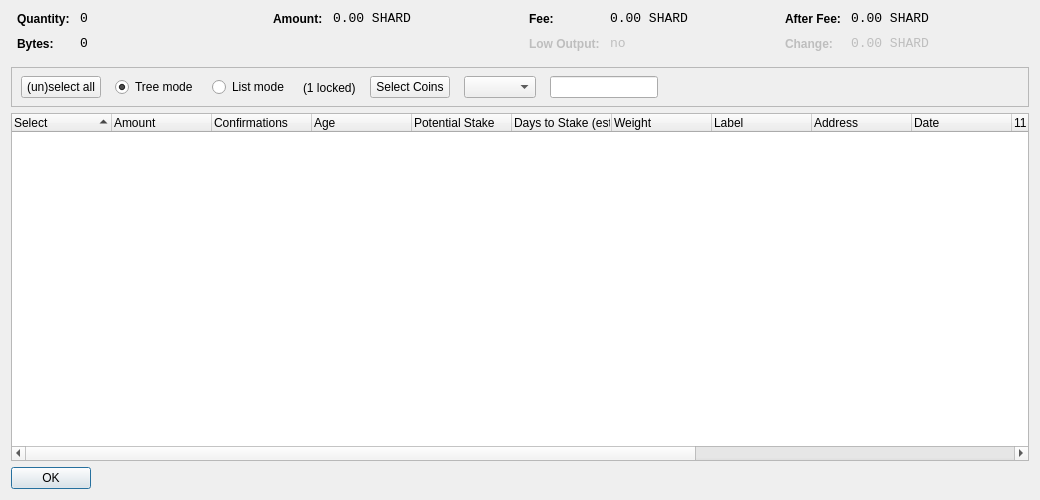
ShardcoinRepo/shard, file src/qt/forms/coincontroldialog.ui: the form before one commit.
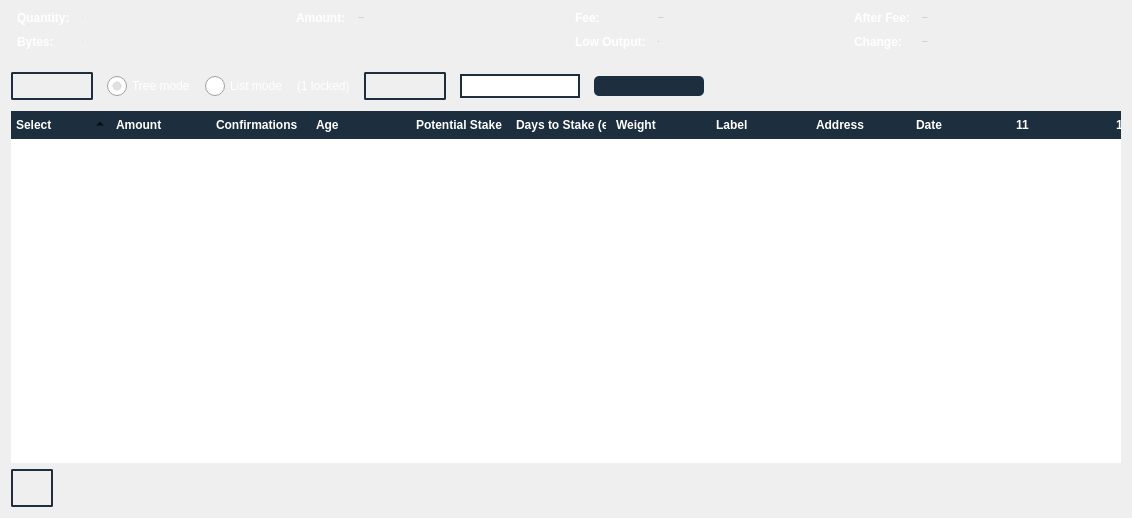
The form after the commit. Icons and pictures are not drawn. Custom widgets are drawn as their Qt base class.

Diff of the .ui file:
```diff
--- a/src/qt/forms/coincontroldialog.ui
+++ b/src/qt/forms/coincontroldialog.ui
@@ -6,13 +6,16 @@
    <rect>
     <x>0</x>
     <y>0</y>
-    <width>1040</width>
-    <height>500</height>
+    <width>1132</width>
+    <height>518</height>
    </rect>
   </property>
   <property name="windowTitle">
    <string>Coin Control</string>
   </property>
+  <property name="styleSheet">
+   <string notr="true">background:'#102537';</string>
+  </property>
   <layout class="QVBoxLayout" name="verticalLayout">
    <item>
     <layout class="QHBoxLayout" name="horizontalLayoutTop" stretch="0,0,0,0">
@@ -39,7 +42,7 @@
        <item row="0" column="0">
         <widget class="QLabel" name="labelCoinControlQuantityText">
          <property name="styleSheet">
-          <string notr="true">font-weight:bold;</string>
+          <string notr="true">font-weight:bold;color:white;</string>
          </property>
          <property name="text">
           <string>Quantity:</string>
@@ -50,8 +53,11 @@
         <widget class="QLabel" name="labelCoinControlQuantity">
          <property name="font">
           <font>
-           <family>Monospace</family>
-           <pointsize>10</pointsize>
+           <family>Ubuntu</family>
+           <pointsize>-1</pointsize>
+           <weight>50</weight>
+           <italic>false</italic>
+           <bold>false</bold>
           </font>
          </property>
          <property name="cursor">
@@ -60,6 +66,9 @@
          <property name="contextMenuPolicy">
           <enum>Qt::ActionsContextMenu</enum>
          </property>
+         <property name="styleSheet">
+          <string notr="true">color:#72909e;font:12px 'Ubuntu';padding:2px</string>
+         </property>
          <property name="text">
           <string notr="true">0</string>
          </property>
@@ -71,7 +80,7 @@
        <item row="1" column="0">
         <widget class="QLabel" name="labelCoinControlBytesText">
          <property name="styleSheet">
-          <string notr="true">font-weight:bold;</string>
+          <string notr="true">font-weight:bold;color:white;</string>
          </property>
          <property name="text">
           <string>Bytes:</string>
@@ -82,8 +91,11 @@
         <widget class="QLabel" name="labelCoinControlBytes">
          <property name="font">
           <font>
-           <family>Monospace</family>
-           <pointsize>10</pointsize>
+           <family>Ubuntu</family>
+           <pointsize>-1</pointsize>
+           <weight>50</weight>
+           <italic>false</italic>
+           <bold>false</bold>
           </font>
          </property>
          <property name="cursor">
@@ -92,6 +104,9 @@
          <property name="contextMenuPolicy">
           <enum>Qt::ActionsContextMenu</enum>
          </property>
+         <property name="styleSheet">
+          <string notr="true">color:#72909e;font:12px 'Ubuntu';padding:2px</string>
+         </property>
          <property name="text">
           <string notr="true">0</string>
          </property>
@@ -119,7 +134,7 @@
        <item row="0" column="0">
         <widget class="QLabel" name="labelCoinControlAmountText">
          <property name="styleSheet">
-          <string notr="true">font-weight:bold;</string>
+          <string notr="true">font-weight:bold;color:white;</string>
          </property>
          <property name="text">
           <string>Amount:</string>
@@ -130,8 +145,11 @@
         <widget class="QLabel" name="labelCoinControlAmount">
          <property name="font">
           <font>
-           <family>Monospace</family>
-           <pointsize>10</pointsize>
+           <family>Ubuntu</family>
+           <pointsize>-1</pointsize>
+           <weight>50</weight>
+           <italic>false</italic>
+           <bold>false</bold>
           </font>
          </property>
          <property name="cursor">
@@ -140,6 +158,9 @@
          <property name="contextMenuPolicy">
           <enum>Qt::ActionsContextMenu</enum>
          </property>
+         <property name="styleSheet">
+          <string notr="true">color:#72909e;font:12px 'Ubuntu';padding:2px</string>
+         </property>
          <property name="text">
           <string notr="true">0.00 SHARD</string>
          </property>
@@ -167,7 +188,7 @@
        <item row="0" column="0">
         <widget class="QLabel" name="labelCoinControlFeeText">
          <property name="styleSheet">
-          <string notr="true">font-weight:bold;</string>
+          <string notr="true">font-weight:bold;color:white;</string>
          </property>
          <property name="text">
           <string>Fee:</string>
@@ -178,8 +199,11 @@
         <widget class="QLabel" name="labelCoinControlFee">
          <property name="font">
           <font>
-           <family>Monospace</family>
-           <pointsize>10</pointsize>
+           <family>Ubuntu</family>
+           <pointsize>-1</pointsize>
+           <weight>50</weight>
+           <italic>false</italic>
+           <bold>false</bold>
           </font>
          </property>
          <property name="cursor">
@@ -188,6 +212,9 @@
          <property name="contextMenuPolicy">
           <enum>Qt::ActionsContextMenu</enum>
          </property>
+         <property name="styleSheet">
+          <string notr="true">color:#72909e;font:12px 'Ubuntu';padding:2px</string>
+         </property>
          <property name="text">
           <string notr="true">0.00 SHARD</string>
          </property>
@@ -202,7 +229,7 @@
           <bool>false</bool>
          </property>
          <property name="styleSheet">
-          <string notr="true">font-weight:bold;</string>
+          <string notr="true">font-weight:bold;color:white;</string>
          </property>
          <property name="text">
           <string>Low Output:</string>
@@ -216,8 +243,11 @@
          </property>
          <property name="font">
           <font>
-           <family>Monospace</family>
-           <pointsize>10</pointsize>
+           <family>Ubuntu</family>
+           <pointsize>-1</pointsize>
+           <weight>50</weight>
+           <italic>false</italic>
+           <bold>false</bold>
           </font>
          </property>
          <property name="cursor">
@@ -226,8 +256,11 @@
          <property name="contextMenuPolicy">
           <enum>Qt::ActionsContextMenu</enum>
          </property>
+         <property name="styleSheet">
+          <string notr="true">color:#72909e;font:12px 'Ubuntu';padding:2px</string>
+         </property>
          <property name="text">
-          <string notr="true">no</string>
+          <string notr="true">No</string>
          </property>
          <property name="textInteractionFlags">
           <set>Qt::LinksAccessibleByMouse|Qt::TextSelectableByKeyboard|Qt::TextSelectableByMouse</set>
@@ -256,7 +289,7 @@
        <item row="0" column="0">
         <widget class="QLabel" name="labelCoinControlAfterFeeText">
          <property name="styleSheet">
-          <string notr="true">font-weight:bold;</string>
+          <string notr="true">font-weight:bold;color:white;</string>
          </property>
          <property name="text">
           <string>After Fee:</string>
@@ -267,8 +300,11 @@
         <widget class="QLabel" name="labelCoinControlAfterFee">
          <property name="font">
           <font>
-           <family>Monospace</family>
-           <pointsize>10</pointsize>
+           <family>Ubuntu</family>
+           <pointsize>-1</pointsize>
+           <weight>50</weight>
+           <italic>false</italic>
+           <bold>false</bold>
           </font>
          </property>
          <property name="cursor">
@@ -277,6 +313,9 @@
          <property name="contextMenuPolicy">
           <enum>Qt::ActionsContextMenu</enum>
          </property>
+         <property name="styleSheet">
+          <string notr="true">color:#72909e;font:12px 'Ubuntu';padding:2px</string>
+         </property>
          <property name="text">
           <string notr="true">0.00 SHARD</string>
          </property>
@@ -291,7 +330,7 @@
           <bool>false</bool>
          </property>
          <property name="styleSheet">
-          <string notr="true">font-weight:bold;</string>
+          <string notr="true">font-weight:bold;color:white;</string>
          </property>
          <property name="text">
           <string>Change:</string>
@@ -305,8 +344,11 @@
          </property>
          <property name="font">
           <font>
-           <family>Monospace</family>
-           <pointsize>10</pointsize>
+           <family>Ubuntu</family>
+           <pointsize>-1</pointsize>
+           <weight>50</weight>
+           <italic>false</italic>
+           <bold>false</bold>
           </font>
          </property>
          <property name="cursor">
@@ -315,6 +357,9 @@
          <property name="contextMenuPolicy">
           <enum>Qt::ActionsContextMenu</enum>
          </property>
+         <property name="styleSheet">
+          <string notr="true">color:#72909e;font:12px 'Ubuntu';padding:2px</string>
+         </property>
          <property name="text">
           <string notr="true">0.00 SHARD</string>
          </property>
@@ -336,7 +381,7 @@
       </size>
      </property>
      <property name="frameShape">
-      <enum>QFrame::StyledPanel</enum>
+      <enum>QFrame::NoFrame</enum>
      </property>
      <property name="frameShadow">
       <enum>QFrame::Sunken</enum>
@@ -344,13 +389,13 @@
      <widget class="QWidget" name="horizontalLayoutWidget">
       <property name="geometry">
        <rect>
-        <x>10</x>
+        <x>0</x>
         <y>0</y>
-        <width>781</width>
-        <height>41</height>
+        <width>1111</width>
+        <height>42</height>
        </rect>
       </property>
-      <layout class="QHBoxLayout" name="horizontalLayoutPanel" stretch="0,0,0,0,0,0,0">
+      <layout class="QHBoxLayout" name="horizontalLayoutPanel" stretch="0,0,0,0,0,0,0,0">
        <property name="spacing">
         <number>14</number>
        </property>
@@ -362,6 +407,41 @@
            <verstretch>0</verstretch>
           </sizepolicy>
          </property>
+         <property name="styleSheet">
+          <string notr="true">QPushButton { 
+ background-color: &quot;#0d2131&quot;;
+	border:2px solid #1d2e3f;
+color:#eeeeee;
+padding:5px;
+	outline: none;
+border-radius:2px;
+
+}
+
+QPushButton:pressed {
+   background-color: &quot;#1d2e3f&quot;;
+border:2px solid gray;
+	color:white;
+
+}
+
+QPushButton:hover {
+     background-color: &quot;#102537&quot;;
+	border:2px solid #0f3e54;
+ }
+QPushButton:checked { 
+     background-color: &quot;#0d2131&quot;;
+border:2px solid #0f3e54;
+	color:white;
+
+ }
+QPushButton:disabled { 
+    background:'#0b1d2c';
+color:gray;
+border:2px solid #102537;
+ }
+</string>
+         </property>
          <property name="text">
           <string>(un)select all</string>
          </property>
@@ -375,6 +455,45 @@
            <verstretch>0</verstretch>
           </sizepolicy>
          </property>
+         <property name="styleSheet">
+          <string notr="true">QRadioButton {
+    spacing: 5px;
+color:white;
+outline:none;
+}
+
+QRadioButton::indicator {
+    width: 20px;
+    height: 20px;
+}
+
+QRadioButton::indicator:unchecked {
+    image: url(:/images/res/images/radio_unchecked.png);
+}
+
+QRadioButton::indicator:unchecked:hover {
+    image: url(:/images/res/images/radio_unchecked_hover.png);
+}
+
+
+
+QRadioButton::indicator:checked {
+    image: url(:/images/res/images/radio_checked.png);
+}
+
+QRadioButton::indicator:checked:hover {
+    image: url(:/images/res/images/radio_checked_hover.png);
+}
+
+
+QRadioButton::indicator:disabled {
+    image: url(:/images/res/images/radio_disabled.png);
+}
+
+QRadioButton::indicator:disabled:checked {
+    image: url(:/images/res/images/radio_disabled_checked.png);
+}</string>
+         </property>
          <property name="text">
           <string>Tree mode</string>
          </property>
@@ -391,6 +510,45 @@
            <verstretch>0</verstretch>
           </sizepolicy>
          </property>
+         <property name="styleSheet">
+          <string notr="true">QRadioButton {
+    spacing: 5px;
+color:white;
+outline:none;
+}
+
+QRadioButton::indicator {
+    width: 20px;
+    height: 20px;
+}
+
+QRadioButton::indicator:unchecked {
+    image: url(:/images/res/images/radio_unchecked.png);
+}
+
+QRadioButton::indicator:unchecked:hover {
+    image: url(:/images/res/images/radio_unchecked_hover.png);
+}
+
+
+
+QRadioButton::indicator:checked {
+    image: url(:/images/res/images/radio_checked.png);
+}
+
+QRadioButton::indicator:checked:hover {
+    image: url(:/images/res/images/radio_checked_hover.png);
+}
+
+
+QRadioButton::indicator:disabled {
+    image: url(:/images/res/images/radio_disabled.png);
+}
+
+QRadioButton::indicator:disabled:checked {
+    image: url(:/images/res/images/radio_disabled_checked.png);
+}</string>
+         </property>
          <property name="text">
           <string>List mode</string>
          </property>
@@ -398,6 +556,15 @@
        </item>
        <item>
         <widget class="QLabel" name="labelLocked">
+         <property name="sizePolicy">
+          <sizepolicy hsizetype="Preferred" vsizetype="Fixed">
+           <horstretch>0</horstretch>
+           <verstretch>0</verstretch>
+          </sizepolicy>
+         </property>
+         <property name="styleSheet">
+          <string notr="true">color:white;</string>
+         </property>
           <property name="text">
             <string notr="true">(1 locked)</string>
           </property>
@@ -405,13 +572,121 @@
        </item>
        <item>
         <widget class="QPushButton" name="pushButtonCustomCC">
+         <property name="styleSheet">
+          <string notr="true">QPushButton { 
+ background-color: &quot;#0d2131&quot;;
+	border:2px solid #1d2e3f;
+color:#eeeeee;
+padding:5px;
+	outline: none;
+border-radius:2px;
+
+}
+
+QPushButton:pressed {
+   background-color: &quot;#1d2e3f&quot;;
+border:2px solid gray;
+	color:white;
+
+}
+
+QPushButton:hover {
+     background-color: &quot;#102537&quot;;
+	border:2px solid #0f3e54;
+ }
+QPushButton:checked { 
+     background-color: &quot;#0d2131&quot;;
+border:2px solid #0f3e54;
+	color:white;
+
+ }
+QPushButton:disabled { 
+    background:'#0b1d2c';
+color:gray;
+border:2px solid #102537;
+ }
+</string>
+         </property>
          <property name="text">
           <string>Select Coins</string>
          </property>
         </widget>
        </item>
        <item>
-        <widget class="QComboBox" name="QComboBoxFilterCoins"/>
+        <widget class="QComboBox" name="QComboBoxFilterCoins">
+         <property name="minimumSize">
+          <size>
+           <width>120</width>
+           <height>24</height>
+          </size>
+         </property>
+         <property name="styleSheet">
+          <string notr="true">QComboBox {
+    background:&quot;#0d2131&quot;;
+    selection-background-color: &quot;#1d2e3f&quot;;
+   color:#eeeeee;
+	border:2px solid #1d2e3f;
+    outline: none;
+   padding-left:15px;
+
+   }
+QComboBox:focus {
+    background:&quot;#0d2131&quot;;
+    selection-background-color: &quot;#0f3e54&quot;;
+   color:#72909e;
+    outline: none;
+   padding-left:15px;
+
+   }
+   QComboBox::drop-down {
+    
+        border:0px;
+        margin-right:10px;
+
+    }
+    QComboBox::down-arrow {
+        image: url(&quot;:/images/res/images/dropdown.png&quot;);
+    }
+    QComboBox:pressed {
+        background: &quot;#102537&quot;; 
+    }
+    QComboBox:focus:pressed {
+        background: &quot;#15202d&quot;;
+     }
+
+    QComboBox:hover {
+         background: &quot;#102537&quot;;
+    }
+
+    QComboBox:checked { 
+       background: &quot;#0d2131&quot;;
+    }
+    QComboBox:checked:hover {
+        background: &quot;#102537&quot;;
+ }
+QComboBox:disabled { 
+    background: &quot;#0a2634&quot;;
+	color:gray;
+ }
+
+
+
+QComboBox::down-arrow:on { /* shift the arrow when popup is open */
+    top: 1px;
+    left: 1px;
+}
+QComboBox QAbstractItemView {
+    border: 2px solid &quot;#102537&quot;;
+    selection-background-color: &quot;#102537&quot;;
+background-color: &quot;#0d2131&quot;;
+selection-color:blue;
+margin:0px;
+padding:0px;
+outline:none;
+}
+</string>
+         </property>
+        </widget>
        </item>
        <item>
         <widget class="QLineEdit" name="lineEditCustomCC">
@@ -430,6 +705,12 @@
            <height>0</height>
           </size>
          </property>
+         <property name="styleSheet">
+          <string notr="true">background:#1d2e3f;
+color:white;
+padding:2px;
+border-radius:5px;</string>
+         </property>
         </widget>
        </item>
        <item>
@@ -450,10 +731,203 @@
     </widget>
    </item>
    <item>
+    <layout class="QVBoxLayout" name="verticalLayout_2">
+     <item>
     <widget class="CoinControlTreeWidget" name="treeWidget">
      <property name="contextMenuPolicy">
       <enum>Qt::CustomContextMenu</enum>
      </property>
+       <property name="styleSheet">
+        <string notr="true">
+QTreeWidget::indicator{
+width:16px;
+height:16px;
+alternate-background-color: #0d2131;
+}
+
+QTreeWidget::indicator:unchecked {
+
+    image: url(:/images/res/images/checkbox_unchecked.png);
+}
+
+QTreeWidget::indicator:unchecked:hover {
+    image: url(:/images/res/images/checkbox_unchecked_hover.png);
+}
+
+QTreeWidget::indicator:unchecked:pressed {
+    image: url(:/images/res/images/checkbox_unchecked_pressed.png);
+}
+
+QTreeWidget::indicator:checked {
+    image: url(:/images/res/images/checkbox_checked.png);
+}
+
+QTreeWidget::indicator:checked:hover {
+    image: url(:/images/res/images/checkbox_checked_hover.png);
+}
+
+QTreeWidget::indicator:checked:pressed {
+    image: url(:/images/res/images/checkbox_checked_pressed.png);
+}
+
+QCheckBox::indicator:indeterminate:hover {
+    image: url(:/images/res/images/checkbox_indeterminate_hover.png);
+}
+
+QTreeWidget::indicator:indeterminate:pressed {
+    image: url(:/images/res/images/checkbox_indeterminate_pressed.png);
+}
+QTableView::item:selected{
+background-color: '#1d2e3f';
+color:white;
+}QTreeWidget{background:'#0d2131';
+color:white;
+border:0px;
+selection-background-color: '#1d2e3f';
+
+}
+QTreeWidget::item {
+     border: 1px solid #1d2e3f;
+    border-top-color: transparent;
+    border-bottom-color: transparent;
+}
+
+QTreeWidget::item:hover {
+     background: 1px solid #1d2e3f;
+    color:white;
+}
+QTreeWidget {
+    show-decoration-selected: 1;
+border:0px;
+alternate-background-color: #0d2131;
+}
+
+
+QTreeWidget::item:hover {
+    background: #0f3e54;
+    border: 0px solid #bfcde4;
+}
+
+QTreeWidget::item:selected {
+    border: 0px solid #567dbc;
+background: #0f3e54;
+}
+
+QTreeWidget::item:selected:active{
+    background: #0f3e54;
+}
+
+QTreeWidget::item:selected:!active {
+    background: #0f3e54;
+}
+QHeaderView::section
+    {
+    spacing: 10px;
+    background-color:#1d2e3f;
+    color: white;
+    padding:5px;
+    font-weight:bold;
+    font-size:12px;
+    border: 0px;
+    text-align: right;
+    font-family: arial;
+    }
+
+QTreeWidget::branch {
+        background: #0d2131;
+gridline-color:#1d2e3f;
+alternate-background-color: #0d2131;
+
+}
+
+QTreeWidget::branch:has-siblings:!adjoins-item {
+        background: #0d2131;
+}
+
+QTreeWidget::branch:has-siblings:adjoins-item {
+        background: #0d2131;
+}
+
+QTreeWidget::branch:!has-children:!has-siblings:adjoins-item {
+        background: #0d2131;
+}
+
+QTreeWidget::branch:closed:has-children:has-siblings {
+        background-image: url(&quot;:/images/res/images/dropdown.png&quot;);
+background-color: #0d2131;
+background-repeat:no-repeat;
+background-position: center;
+background-attachment:fixed;
+background-size:cover;
+}
+
+QTreeWidget::branch:has-children:!has-siblings:closed {
+       background-image: url(&quot;:/images/res/images/dropdown.png&quot;);
+background-repeat:no-repeat;
+background-position: center;
+background-attachment:fixed;
+background-size:cover;
+background-color: #0d2131;
+}
+
+QTreeWidget::branch:open:has-children:has-siblings {
+          background-image: url(&quot;:/images/res/images/dropright.png&quot;);
+background-repeat:no-repeat;
+background-position: center;
+background-attachment:fixed;
+background-size:cover;
+background-color: #0d2131;
+}
+
+QTreeWidget::branch:open:has-children:!has-siblings {
+         background-image: url(&quot;:/images/res/images/dropright.png&quot;);
+background-repeat:no-repeat;
+background-position: center;
+background-attachment:fixed;
+background-size:cover;
+background-color: #0d2131;
+}
+QListView{border:0px}
+QScrollArea{border:0px;margin:0px;}
+
+QScrollBar
+{
+background: rgb(3, 32, 52);
+width:9px;
+}
+QScrollBar::handle
+{
+background: rgb(0, 51, 78);
+width:9px;
+
+}
+QScrollBar::handle:hover
+{
+background: rgb(0, 67, 97);
+width:9px;
+
+}
+QScrollBar::add-line,QScrollBar::sub-line
+{
+
+height: 0px;
+}
+
+QScrollBar::add-line:vertical, QScrollBar::sub-line:vertical
+{
+
+height:0px;
+}
+QScrollBar::add-page:vertical, QScrollBar::sub-page:vertical
+{
+
+background:#0d2131;
+outline:none;
+}</string>
+       </property>
+       <property name="horizontalScrollBarPolicy">
+        <enum>Qt::ScrollBarAsNeeded</enum>
+       </property>
      <property name="sortingEnabled">
       <bool>false</bool>
      </property>
@@ -546,6 +1020,8 @@
      </column>
     </widget>
    </item>
+    </layout>
+   </item>
    <item>
     <widget class="QDialogButtonBox" name="buttonBox">
      <property name="sizePolicy">
@@ -554,6 +1030,41 @@
        <verstretch>0</verstretch>
       </sizepolicy>
      </property>
+     <property name="styleSheet">
+      <string notr="true">QPushButton { 
+ background-color: &quot;#0d2131&quot;;
+	border:2px solid #1d2e3f;
+color:#eeeeee;
+padding:10px;
+	outline: none;
+border-radius:2px;
+
+}
+
+QPushButton:pressed {
+   background-color: &quot;#1d2e3f&quot;;
+border:2px solid gray;
+	color:white;
+
+}
+
+QPushButton:hover {
+     background-color: &quot;#102537&quot;;
+	border:2px solid #0f3e54;
+ }
+QPushButton:checked { 
+     background-color: &quot;#0d2131&quot;;
+border:2px solid #0f3e54;
+	color:white;
+
+ }
+QPushButton:disabled { 
+    background:'#0b1d2c';
+color:gray;
+border:2px solid #102537;
+ }
+</string>
+     </property>
      <property name="orientation">
       <enum>Qt::Horizontal</enum>
      </property>
```
Left out of the diff: 2 changed lines with no effect on the pictures. Lines whose indentation alone changed are shown as unchanged.
